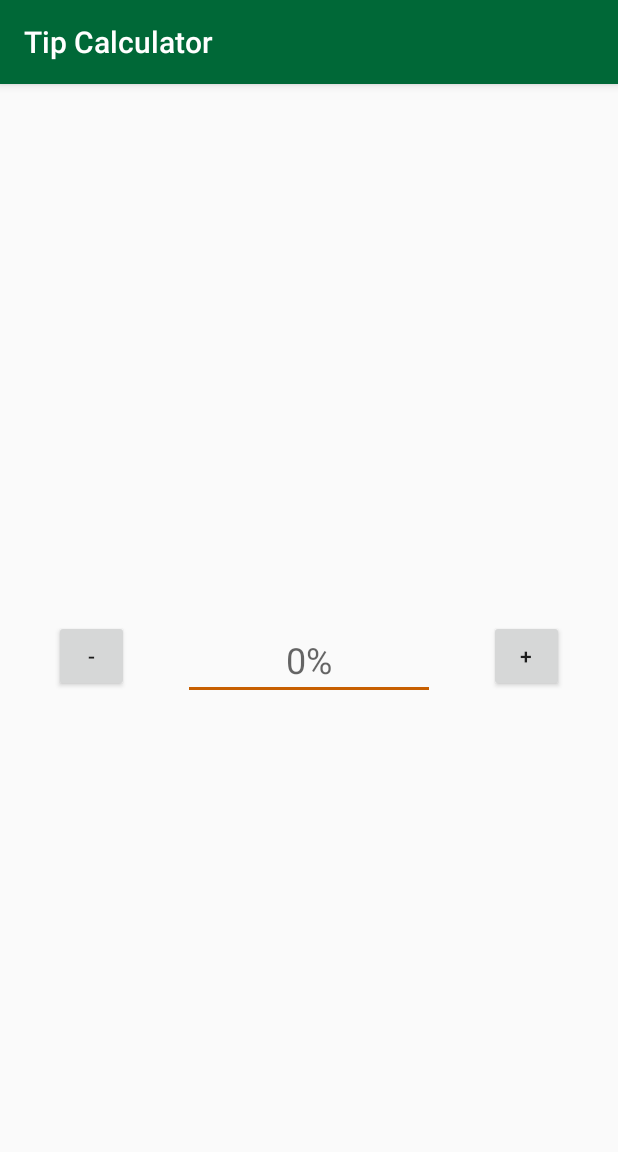
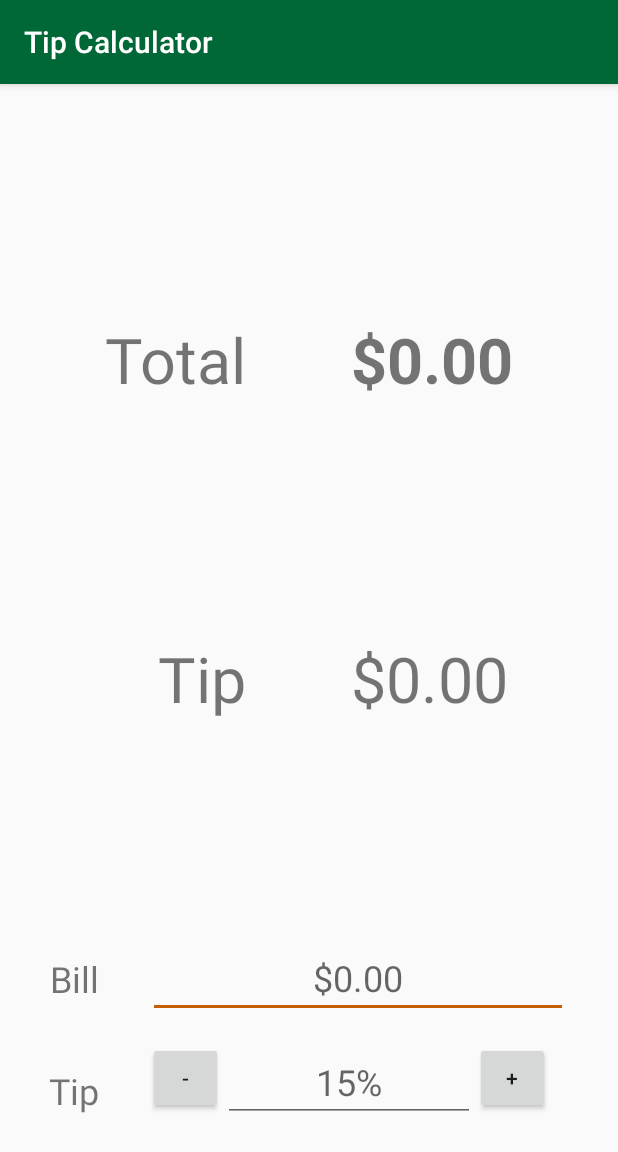
Before and after one commit to ahinchman1/AmandaHinchman-Android-PreTryout-Starter-Final, an Android app: the screen it shows after launch (MainActivity), on a phone screen of 412 x 824 dp. Shown: the top 1152 px of the screen. Run offline under Robolectric (Android 15) with nearby library versions, the phone set to English and light mode, and no system bars.

Commit message:
WIP: Writing out the math necessary to update the bill

```diff
--- a/app/src/main/java/com/raywenderlich/android/tipcalculator/MainActivity.kt
+++ b/app/src/main/java/com/raywenderlich/android/tipcalculator/MainActivity.kt
@@ -35,19 +35,79 @@
 package com.raywenderlich.android.tipcalculator
 
 import android.os.Bundle
+import android.text.Editable
+import android.text.TextWatcher
 import androidx.appcompat.app.AppCompatActivity
+import kotlinx.android.synthetic.main.activity_main.*
 
-/**
- * Main Screen
- */
 class MainActivity : AppCompatActivity() {
+
+  private var percent: Int = 15
+  private var totalBill: Double = 0.00
 
   override fun onCreate(savedInstanceState: Bundle?) {
     // Switch to AppTheme for displaying the activity
-    setTheme(R.style.AppTheme)
+    setTheme(R.style.AppTheme) // sets the view content and inflates
 
     super.onCreate(savedInstanceState)
-    setContentView(R.layout.activity_main)  // sets the view content and inflates
+    setContentView(R.layout.activity_main)
 
+    billEditText.addTextChangedListener(object : TextWatcher {
+      override fun beforeTextChanged(s: CharSequence, start: Int, count: Int, after: Int) { }
+
+      override fun onTextChanged(s: CharSequence, start: Int, before: Int, count: Int) { }
+
+      override fun afterTextChanged(s: Editable) {
+        val currentBill = s.substring(1).toDoubleOrNull()
+        currentBill?.let {
+          recalculateWithUpdatedBill(it)
+        }
+      }
+    })
+
+    tipPercent.addTextChangedListener(object : TextWatcher {
+      override fun beforeTextChanged(s: CharSequence, start: Int, count: Int, after: Int) { }
+
+      override fun onTextChanged(s: CharSequence, start: Int, before: Int, count: Int) { }
+
+      override fun afterTextChanged(s: Editable) {
+        val tip = s.substring(1).toIntOrNull()
+        tip?.let {
+          recalculateWithUpdatedTip(it)
+        }
+      }
+    })
+
+    decrement.setOnClickListener { minusPercent() }
+    increment.setOnClickListener { addPercent() }
+  }
+
+  private fun recalculateWithUpdatedTip(tipPercent: Int) {
+    percent = tipPercent
+
+    val tip = "${totalBill * (tipPercent/100.0)}%"
+    tipAmount.text = tip
+
+    val currentBill = billEditText.text.toString().toDoubleOrNull()
+    currentBill?.let {
+      val totalBill = "$${percent/100.0 + currentBill}"
+      totalAmount.text = totalBill
+    }
+  }
+
+  private fun recalculateWithUpdatedBill(bill: Double) {
+    val tip= bill * (percent/100.0)
+    totalBill = tip + bill
+
+    val updatedBill = "$$totalBill"
+    totalAmount.text = updatedBill
+  }
+
+  private fun addPercent() {
+    if (percent < 100) recalculateWithUpdatedTip(++percent)
+  }
+
+  private fun minusPercent() {
+    if (percent > 0) recalculateWithUpdatedTip(--percent)
   }
 }
--- a/app/src/main/res/layout/activity_main.xml
+++ b/app/src/main/res/layout/activity_main.xml
@@ -6,14 +6,94 @@
     android:layout_height="match_parent"
     tools:context=".MainActivity">
 
+  <TextView
+      android:id="@+id/total"
+      android:layout_width="wrap_content"
+      android:layout_height="wrap_content"
+      android:textSize="42sp"
+      android:text="@string/total"
+      app:layout_constraintTop_toTopOf="parent"
+      app:layout_constraintBottom_toTopOf="@id/tip"
+      app:layout_constraintStart_toStartOf="parent"
+      app:layout_constraintEnd_toStartOf="@id/totalAmount"/>
+
+  <TextView
+      android:id="@+id/totalAmount"
+      android:layout_width="wrap_content"
+      android:layout_height="wrap_content"
+      android:textSize="42sp"
+      android:textStyle="bold"
+      android:text="@string/default_bill_amount"
+      app:layout_constraintTop_toTopOf="parent"
+      app:layout_constraintBottom_toTopOf="@id/tipAmount"
+      app:layout_constraintEnd_toEndOf="parent"
+      app:layout_constraintStart_toEndOf="@id/total" />
+
+  <TextView
+      android:id="@+id/tip"
+      android:layout_width="wrap_content"
+      android:layout_height="wrap_content"
+      android:textSize="42sp"
+      android:text="@string/tip"
+      app:layout_constraintTop_toBottomOf="@id/total"
+      app:layout_constraintBottom_toTopOf="@id/billLabel"
+      app:layout_constraintEnd_toEndOf="@id/total"/>
+
+  <TextView
+      android:id="@+id/tipAmount"
+      android:layout_width="wrap_content"
+      android:layout_height="wrap_content"
+      android:textSize="42sp"
+      android:text="@string/default_bill_amount"
+      app:layout_constraintTop_toBottomOf="@id/totalAmount"
+      app:layout_constraintBottom_toTopOf="@id/billLabel"
+      app:layout_constraintStart_toStartOf="@id/totalAmount"/>
+
+  <TextView
+      android:id="@+id/billLabel"
+      android:layout_width="wrap_content"
+      android:layout_height="wrap_content"
+      android:textSize="24sp"
+      android:text="@string/bill"
+      app:layout_constraintTop_toTopOf="@id/billEditText"
+      app:layout_constraintBottom_toBottomOf="@id/billEditText"
+      app:layout_constraintStart_toStartOf="parent"
+      app:layout_constraintEnd_toStartOf="@id/billEditText"/>
+
+  <EditText
+      android:id="@+id/billEditText"
+      android:layout_width="wrap_content"
+      android:layout_height="wrap_content"
+      android:autofillHints="@string/default_bill_amount"
+      android:ems="10"
+      android:gravity="center"
+      android:textSize="24sp"
+      android:hint="@string/default_bill_amount"
+      android:inputType="numberDecimal"
+      app:layout_constraintTop_toBottomOf="@id/tipAmount"
+      app:layout_constraintBottom_toBottomOf="parent"
+      app:layout_constraintStart_toEndOf="@id/billLabel"
+      app:layout_constraintEnd_toEndOf="parent"/>
+
+  <TextView
+      android:id="@+id/tipPercentLabel"
+      android:layout_width="wrap_content"
+      android:layout_height="wrap_content"
+      android:textSize="24sp"
+      android:text="@string/tip"
+      android:layout_marginTop="16dp"
+      app:layout_constraintTop_toTopOf="@id/decrement"
+      app:layout_constraintBottom_toBottomOf="@id/decrement"
+      app:layout_constraintStart_toStartOf="parent"
+      app:layout_constraintEnd_toStartOf="@id/decrement" />
+
   <Button
       android:id="@+id/decrement"
       android:layout_width="50dp"
       android:layout_height="wrap_content"
       android:text="@string/decrement"
       app:layout_constraintTop_toTopOf="@id/tipPercent"
-      app:layout_constraintEnd_toStartOf="@id/tipPercent"
-      app:layout_constraintStart_toStartOf="parent"/>
+      app:layout_constraintStart_toStartOf="@id/billEditText"/>
 
   <EditText
       android:id="@+id/tipPercent"
@@ -21,12 +101,12 @@
       android:layout_height="wrap_content"
       android:textAlignment="center"
       android:textSize="24sp"
-      android:autofillHints="@string/default_percent"
+      android:layout_marginTop="16dp"
+      android:autofillHints="@string/default_bill_amount"
       android:hint="@string/default_percent"
       android:ems="6"
       android:inputType="number"
-      app:layout_constraintTop_toTopOf="parent"
-      app:layout_constraintBottom_toBottomOf="parent"
+      app:layout_constraintTop_toBottomOf="@id/billEditText"
       app:layout_constraintStart_toEndOf="@id/decrement"
       app:layout_constraintEnd_toStartOf="@id/increment"/>
 
@@ -37,6 +117,7 @@
       android:text="@string/increment"
       app:layout_constraintTop_toTopOf="@id/tipPercent"
       app:layout_constraintStart_toEndOf="@id/tipPercent"
-      app:layout_constraintEnd_toEndOf="parent"/>
+      app:layout_constraintEnd_toEndOf="@id/tipPercent"/>
+
 
 </androidx.constraintlayout.widget.ConstraintLayout>
--- a/app/src/main/res/values/strings.xml
+++ b/app/src/main/res/values/strings.xml
@@ -3,5 +3,8 @@
   <string name="tip">Tip</string>
   <string name="decrement">-</string>
   <string name="increment">+</string>
-  <string name="default_percent">0%</string>
+  <string name="default_percent">15%</string>
+  <string name="default_bill_amount">$0.00</string>
+  <string name="total">Total</string>
+  <string name="bill">Bill</string>
 </resources>
```
Also changed, not shown: 1 other file.
